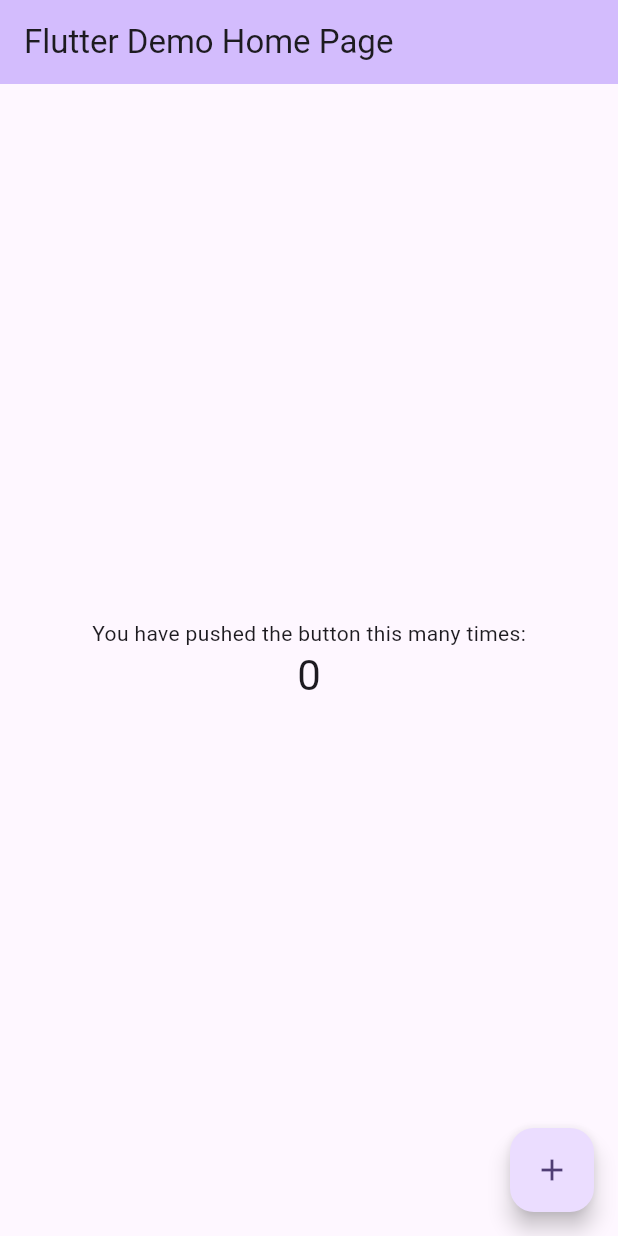
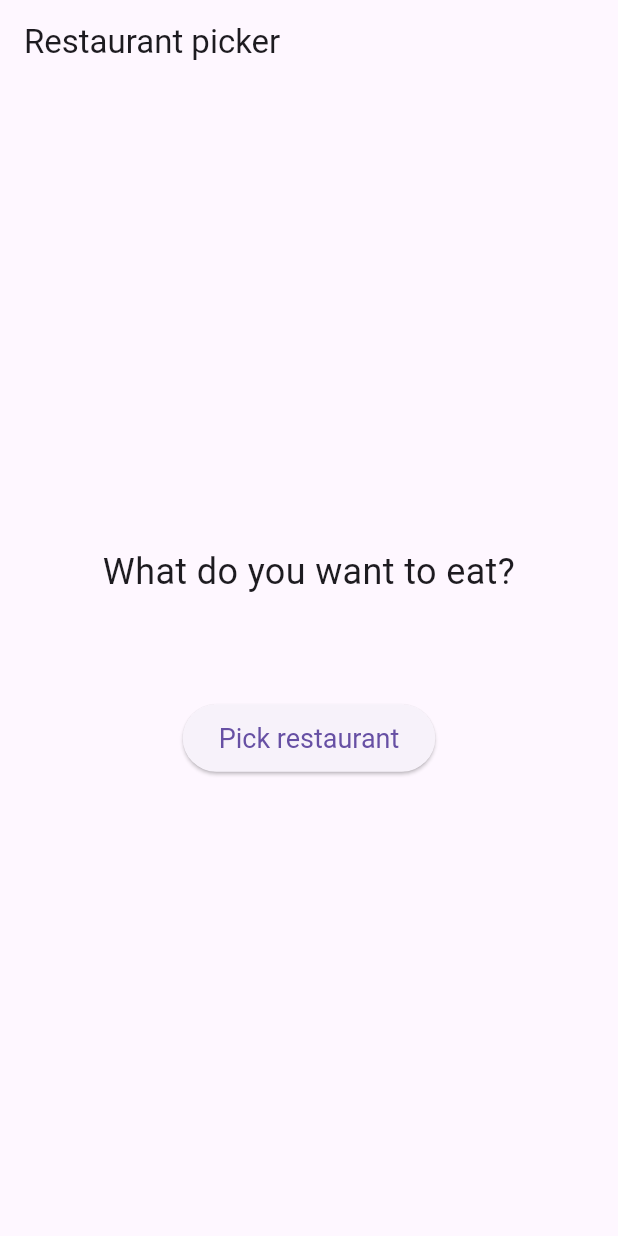
Before and after one commit to jpinzunzaa/flutter-30_beginner_projects, a Flutter app: the screen it shows after launch, on a phone screen of 412 x 824 dp. Run offline on Flutter 3.47's test engine with Material 3 defaults, Android fonts, the light colour scheme and no system bars.

Commit message:
Added restaurant picker

```diff
--- a/lib/main.dart
+++ b/lib/main.dart
@@ -1,125 +1,22 @@
 import 'package:flutter/material.dart';
+import 'package:flutter_30_beginner_projects/screens/restaurant_picker.dart';
+
 
 void main() {
-  runApp(const MyApp());
+  runApp(MyApp());
 }
 
 class MyApp extends StatelessWidget {
-  const MyApp({super.key});
+  const MyApp({ super.key });
 
-  // This widget is the root of your application.
   @override
   Widget build(BuildContext context) {
     return MaterialApp(
-      title: 'Flutter Demo',
       theme: ThemeData(
-        // This is the theme of your application.
-        //
-        // TRY THIS: Try running your application with "flutter run". You'll see
-        // the application has a purple toolbar. Then, without quitting the app,
-        // try changing the seedColor in the colorScheme below to Colors.green
-        // and then invoke "hot reload" (save your changes or press the "hot
-        // reload" button in a Flutter-supported IDE, or press "r" if you used
-        // the command line to start the app).
-        //
-        // Notice that the counter didn't reset back to zero; the application
-        // state is not lost during the reload. To reset the state, use hot
-        // restart instead.
-        //
-        // This works for code too, not just values: Most code changes can be
-        // tested with just a hot reload.
-        colorScheme: ColorScheme.fromSeed(seedColor: Colors.deepPurple),
-        useMaterial3: true,
+        primarySwatch: Colors.purple,
+        visualDensity: VisualDensity.adaptivePlatformDensity,
       ),
-      home: const MyHomePage(title: 'Flutter Demo Home Page'),
+      home: RestaurantPicker(),
     );
   }
 }
-
-class MyHomePage extends StatefulWidget {
-  const MyHomePage({super.key, required this.title});
-
-  // This widget is the home page of your application. It is stateful, meaning
-  // that it has a State object (defined below) that contains fields that affect
-  // how it looks.
-
-  // This class is the configuration for the state. It holds the values (in this
-  // case the title) provided by the parent (in this case the App widget) and
-  // used by the build method of the State. Fields in a Widget subclass are
-  // always marked "final".
-
-  final String title;
-
-  @override
-  State<MyHomePage> createState() => _MyHomePageState();
-}
-
-class _MyHomePageState extends State<MyHomePage> {
-  int _counter = 0;
-
-  void _incrementCounter() {
-    setState(() {
-      // This call to setState tells the Flutter framework that something has
-      // changed in this State, which causes it to rerun the build method below
-      // so that the display can reflect the updated values. If we changed
-      // _counter without calling setState(), then the build method would not be
-      // called again, and so nothing would appear to happen.
-      _counter++;
-    });
-  }
-
-  @override
-  Widget build(BuildContext context) {
-    // This method is rerun every time setState is called, for instance as done
-    // by the _incrementCounter method above.
-    //
-    // The Flutter framework has been optimized to make rerunning build methods
-    // fast, so that you can just rebuild anything that needs updating rather
-    // than having to individually change instances of widgets.
-    return Scaffold(
-      appBar: AppBar(
-        // TRY THIS: Try changing the color here to a specific color (to
-        // Colors.amber, perhaps?) and trigger a hot reload to see the AppBar
-        // change color while the other colors stay the same.
-        backgroundColor: Theme.of(context).colorScheme.inversePrimary,
-        // Here we take the value from the MyHomePage object that was created by
-        // the App.build method, and use it to set our appbar title.
-        title: Text(widget.title),
-      ),
-      body: Center(
-        // Center is a layout widget. It takes a single child and positions it
-        // in the middle of the parent.
-        child: Column(
-          // Column is also a layout widget. It takes a list of children and
-          // arranges them vertically. By default, it sizes itself to fit its
-          // children horizontally, and tries to be as tall as its parent.
-          //
-          // Column has various properties to control how it sizes itself and
-          // how it positions its children. Here we use mainAxisAlignment to
-          // center the children vertically; the main axis here is the vertical
-          // axis because Columns are vertical (the cross axis would be
-          // horizontal).
-          //
-          // TRY THIS: Invoke "debug painting" (choose the "Toggle Debug Paint"
-          // action in the IDE, or press "p" in the console), to see the
-          // wireframe for each widget.
-          mainAxisAlignment: MainAxisAlignment.center,
-          children: <Widget>[
-            const Text(
-              'You have pushed the button this many times:',
-            ),
-            Text(
-              '$_counter',
-              style: Theme.of(context).textTheme.headlineMedium,
-            ),
-          ],
-        ),
-      ),
-      floatingActionButton: FloatingActionButton(
-        onPressed: _incrementCounter,
-        tooltip: 'Increment',
-        child: const Icon(Icons.add),
-      ), // This trailing comma makes auto-formatting nicer for build methods.
-    );
-  }
-}
--- /dev/null
+++ b/lib/screens/restaurant_picker.dart
@@ -0,0 +1,68 @@
+import 'package:flutter/material.dart';
+import 'dart:math';
+
+class RestaurantPicker extends StatefulWidget {
+  const RestaurantPicker({ super.key });
+
+  @override
+  RestaurantPickerState createState() => RestaurantPickerState();
+}
+
+class RestaurantPickerState extends State<RestaurantPicker> {
+  final List<String> restaurants = [
+    'McDonald\'s',
+    'Roscoe\'s Chicken & Waffles',
+    'Olive Garden',
+    'Pizza Hut',
+    'Panda Express',
+    'Subway'
+  ];
+
+  int? currentIndex;
+
+  @override
+  Widget build(BuildContext context) {
+    return Scaffold(
+      appBar: AppBar(
+        title: const Text('Restaurant picker'),
+      ),
+      body: Center(
+        child: Padding(
+          padding: const EdgeInsets.all(16.0),
+          child: Column(
+            mainAxisAlignment: MainAxisAlignment.center,
+            children: [
+              const Text(
+                'What do you want to eat?',
+                style: TextStyle(fontSize: 24),
+                textAlign: TextAlign.center,
+              ),
+              const SizedBox(height: 20),
+              if (currentIndex != null)
+                Text(
+                  restaurants[currentIndex!],
+                  style: const TextStyle(fontSize: 30, fontWeight: FontWeight.bold),
+                  textAlign: TextAlign.center,
+                ),
+              const SizedBox(height: 50),
+              ElevatedButton(
+                onPressed: updateIndex,
+                style: ElevatedButton.styleFrom(
+                  padding: const EdgeInsets.symmetric(horizontal: 24, vertical: 12),
+                  textStyle: const TextStyle(fontSize: 18)
+                ),
+                child: const Text('Pick restaurant'),
+              )
+            ],
+          ),
+        )
+      )
+    );
+  }
+  void updateIndex() {
+    final random = Random();
+    setState(() {
+      currentIndex = random.nextInt(restaurants.length);
+    });
+  }
+}
```
